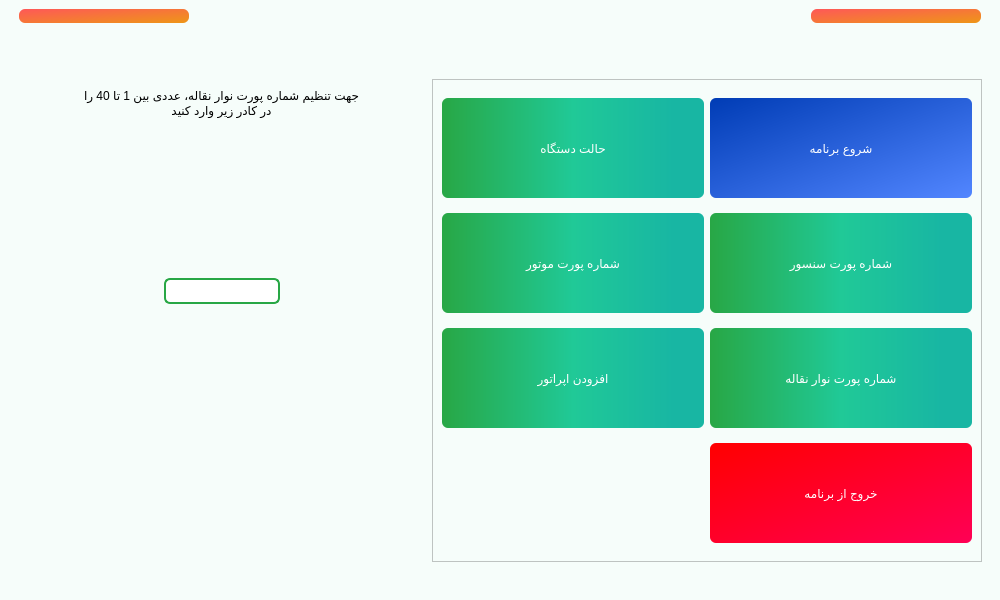
Old version of the form main.ui in the repository Farazist/raspberrypi-app.
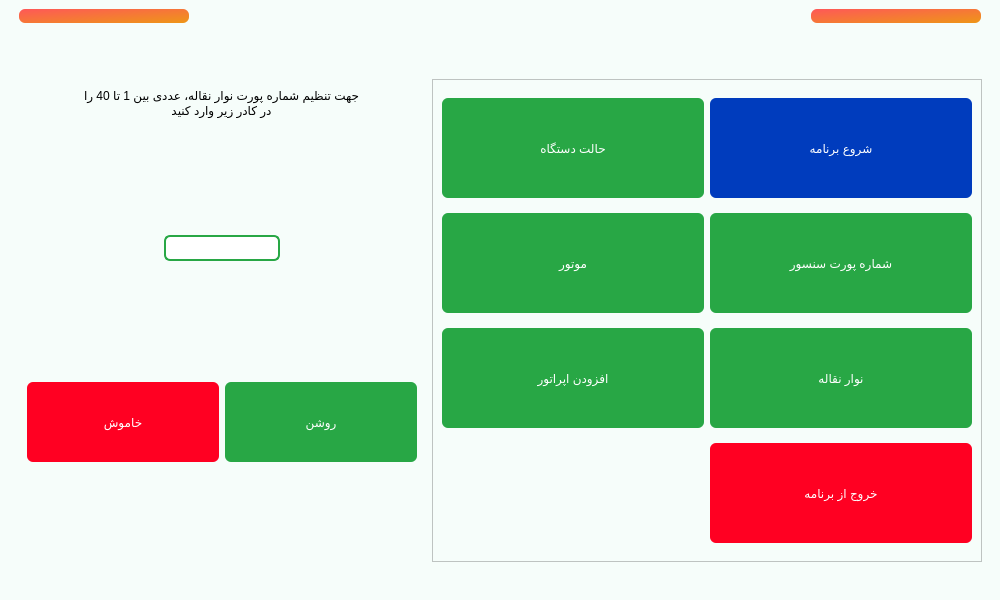
New version of the form. The open tabs and pages were chosen to show the change. Icons and pictures are not drawn.

The edit to the form file:
```diff
--- a/main.ui
+++ b/main.ui
@@ -1571,6 +1571,54 @@
                 </property>
                </widget>
               </item>
+              <item>
+               <layout class="QHBoxLayout" name="horizontalLayout_20">
+                <item>
+                 <widget class="QPushButton" name="btnConveryOff">
+                  <property name="minimumSize">
+                   <size>
+                    <width>80</width>
+                    <height>80</height>
+                   </size>
+                  </property>
+                  <property name="styleSheet">
+                   <string notr="true">background-color:  #FF0022;
+
+color: rgb(255, 255, 255);
+font: 24pt &quot;IRANSans&quot;;
+padding: 3px; 
+border: none; 
+border-radius: 6px;</string>
+                  </property>
+                  <property name="text">
+                   <string>خاموش</string>
+                  </property>
+                 </widget>
+                </item>
+                <item>
+                 <widget class="QPushButton" name="btnConveryOn">
+                  <property name="minimumSize">
+                   <size>
+                    <width>80</width>
+                    <height>80</height>
+                   </size>
+                  </property>
+                  <property name="styleSheet">
+                   <string notr="true">background-color: #28a745;
+color: rgb(255, 255, 255);
+font: 24pt &quot;IRANSans&quot;;
+padding: 3px; 
+border: none; 
+border-radius: 6px;
+outline-style: none;</string>
+                  </property>
+                  <property name="text">
+                   <string>روشن</string>
+                  </property>
+                 </widget>
+                </item>
+               </layout>
+              </item>
              </layout>
             </widget>
             <widget class="QWidget" name="pageSettingAddOperator"/>
@@ -1612,7 +1660,7 @@
                  </size>
                 </property>
                 <property name="styleSheet">
-                 <string notr="true">background-color: qlineargradient(spread:pad, x1:0, y1:0, x2:1, y2:0, stop:0 #28a745, stop:0.5 #20c997,  stop:0.883 #18b6a3);
+                 <string notr="true">background-color: #28a745;
 color: rgb(255, 255, 255);
 font: 24pt &quot;IRANSans&quot;;
 padding: 3px; 
@@ -1634,7 +1682,7 @@
                  </size>
                 </property>
                 <property name="styleSheet">
-                 <string notr="true">background-color: qlineargradient(spread:pad, x1:0, y1:0, x2:1, y2:0, stop:0 #28a745, stop:0.5 #20c997,  stop:0.883 #18b6a3);
+                 <string notr="true">background-color: #28a745;
 color: rgb(255, 255, 255);
 font: 24pt &quot;IRANSans&quot;;
 padding: 3px; 
@@ -1656,7 +1704,7 @@
                  </size>
                 </property>
                 <property name="styleSheet">
-                 <string notr="true">background-color: qlineargradient(spread:pad, x1:0, y1:0, x2:1, y2:0, stop:0 #28a745, stop:0.5 #20c997,  stop:0.883 #18b6a3);
+                 <string notr="true">background-color: #28a745;
 color: rgb(255, 255, 255);
 font: 24pt &quot;IRANSans&quot;;
 padding: 3px; 
@@ -1678,10 +1726,7 @@
                  </size>
                 </property>
                 <property name="styleSheet">
-                 <string notr="true">
-
-background-color: qlineargradient(spread:pad, x1:0, y1:0, x2:1, y2:1, stop:0 #003cb5, stop:1 #5286ff);
-
+                 <string notr="true">background-color: #003cbd;
 color: rgb(255, 255, 255);
 font: 24pt &quot;IRANSans&quot;;
 padding: 3px; 
@@ -1703,7 +1748,7 @@
                  </size>
                 </property>
                 <property name="styleSheet">
-                 <string notr="true">background-color: qlineargradient(spread:pad, x1:0, y1:0, x2:1, y2:0, stop:0 #28a745, stop:0.5 #20c997,  stop:0.883 #18b6a3);
+                 <string notr="true">background-color: #28a745;
 color: rgb(255, 255, 255);
 font: 24pt &quot;IRANSans&quot;;
 padding: 3px; 
@@ -1712,7 +1757,7 @@
 outline-style: none;</string>
                 </property>
                 <property name="text">
-                 <string>شماره پورت موتور</string>
+                 <string>موتور</string>
                 </property>
                </widget>
               </item>
@@ -1725,7 +1770,7 @@
                  </size>
                 </property>
                 <property name="styleSheet">
-                 <string notr="true">background-color: qlineargradient(spread:pad, x1:0, y1:0, x2:1, y2:0, stop:0 #28a745, stop:0.5 #20c997,  stop:0.883 #18b6a3);
+                 <string notr="true">background-color: #28a745;
 color: rgb(255, 255, 255);
 font: 24pt &quot;IRANSans&quot;;
 padding: 3px; 
@@ -1734,7 +1779,7 @@
 outline-style: none;</string>
                 </property>
                 <property name="text">
-                 <string>شماره پورت نوار نقاله</string>
+                 <string>نوار نقاله</string>
                 </property>
                </widget>
               </item>
@@ -1747,7 +1792,7 @@
                  </size>
                 </property>
                 <property name="styleSheet">
-                 <string notr="true">background-color: qlineargradient(spread:pad, x1:0, y1:0, x2:1, y2:1, stop:0 #FF0000, stop:1 #FF0055);
+                 <string notr="true">background-color:  #FF0022;
 color: rgb(255, 255, 255);
 font: 24pt &quot;IRANSans&quot;;
 padding: 3px; 
```
Left out of the diff: 78 changed lines with no effect on the pictures.
